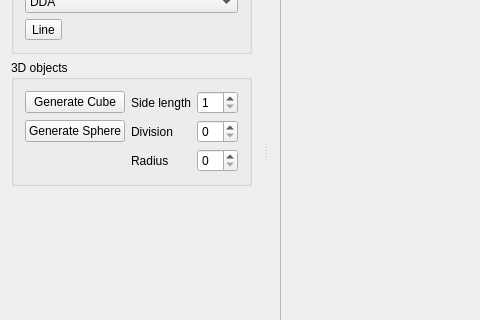
This is ImageViewer_template/src/ImageViewer.ui in JuliaChsherb/3D as Qt 5 draws it before an edit; both pictures show x 0 to 480 and y 179 to 499 of the 818 by 646 pixel window. The edited form follows.
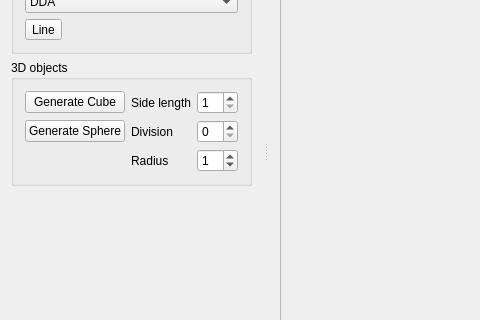
This is the edited form.

Commit message: Add octasphere VTK export and UI controls

The edit to the form file:
```diff
--- a/ImageViewer_template/src/ImageViewer.ui
+++ b/ImageViewer_template/src/ImageViewer.ui
@@ -169,7 +169,11 @@
          </widget>
         </item>
         <item row="2" column="2">
-         <widget class="QSpinBox" name="spinBoxSphereRadius"/>
+         <widget class="QSpinBox" name="spinBoxSphereRadius">
+          <property name="value">
+           <number>1</number>
+          </property>
+         </widget>
         </item>
         <item row="1" column="2">
          <widget class="QSpinBox" name="spinBoxSphereDivision"/>
```
Left out of the diff: 14 changed lines with no effect on the pictures. The commit also changes 2 other files.
